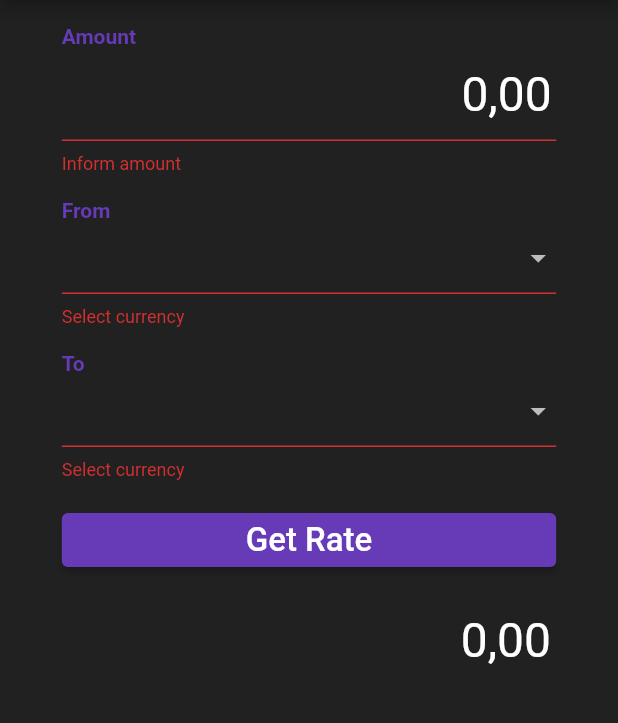
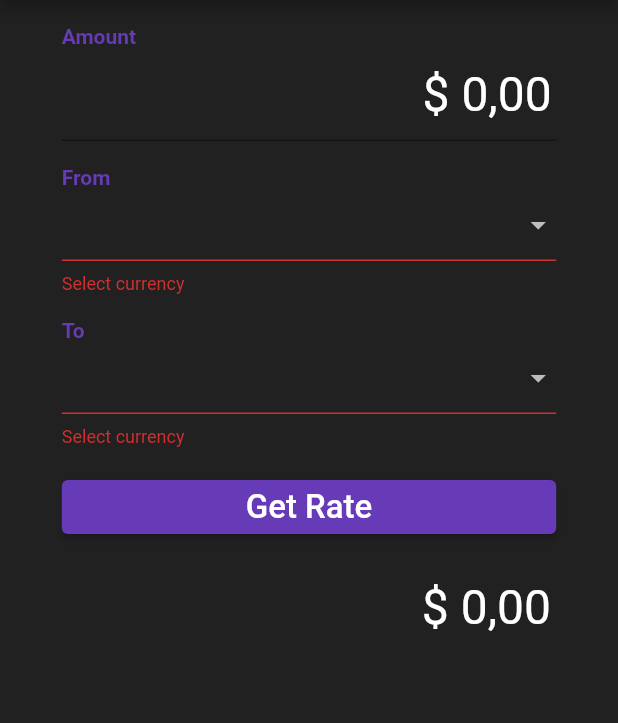
Before and after one commit to r2marcos/desafio-americas-health, a Flutter app: the screen it shows after launch, after a tap on "Get Rate", on a phone screen of 412 x 824 dp, the part 84-807 px from its top. Run offline on Flutter 3.47's test engine with Material 2 defaults, Android fonts, the phone set to English and light mode, and no system bars; drawn by our look-alikes of keyboard_actions; our stand-ins replace progress_dialog_null_safe, shared_preferences; network calls fail.

Commit message:
mostrar simbolo de dinheiro nos campos

```diff
--- a/lib/modules/home/home_controller.dart
+++ b/lib/modules/home/home_controller.dart
@@ -32,7 +32,8 @@ class HomeController {
       Utils.formatCurrency(context.watch<RateProvider>().amount);
 
   void amountChanged(BuildContext context, String value) =>
-      context.read<RateProvider>().amount = value.parseDouble();
+      context.read<RateProvider>().amount =
+          value.replaceFirst('\$', '').trim().parseDouble();
 
   List<Currency> currencies(BuildContext context) =>
       context.watch<RateProvider>().currencies;
--- a/lib/shared/widgets/numeric_text_form_field.dart
+++ b/lib/shared/widgets/numeric_text_form_field.dart
@@ -33,7 +33,8 @@ class NumericTextFormField extends StatelessWidget {
       minLines: 1,
       maxLines: 2,
       inputFormatters: [
-        CurrencyTextInputFormatter(locale: 'pt_BR', name: '', decimalDigits: 2)
+        CurrencyTextInputFormatter(
+            locale: 'pt_BR', name: '\$', decimalDigits: 2)
       ],
       onChanged: (value) {
         if (value.isEmpty) controller.text = '0,00';
--- a/lib/utils/utils.dart
+++ b/lib/utils/utils.dart
@@ -2,7 +2,7 @@ import 'package:intl/intl.dart';
 
 class Utils {
   static NumberFormat get _currencyFormatter =>
-      NumberFormat.currency(locale: 'pt_BR', name: '', decimalDigits: 2);
+      NumberFormat.currency(locale: 'pt_BR', name: '\$', decimalDigits: 2);
 
   static String formatCurrency(double value) =>
       _currencyFormatter.format(value);
```
